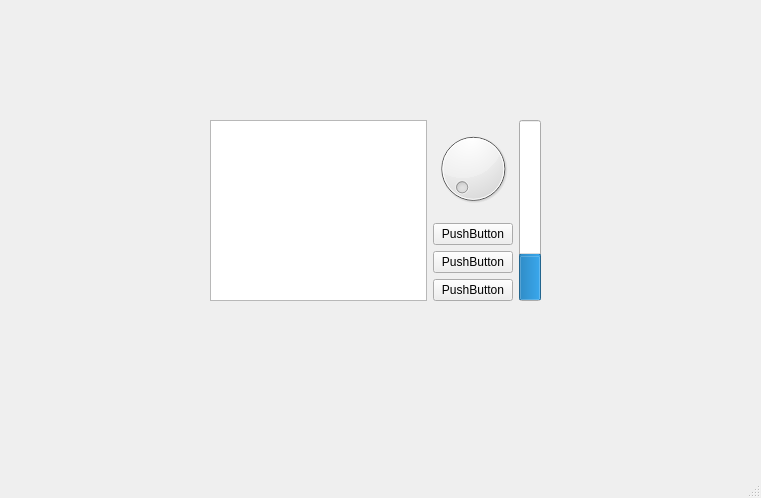
The window that mainwindow.ui (Paulpoomrit/ThisIsFine) describes before a commit, drawn with Qt 5.
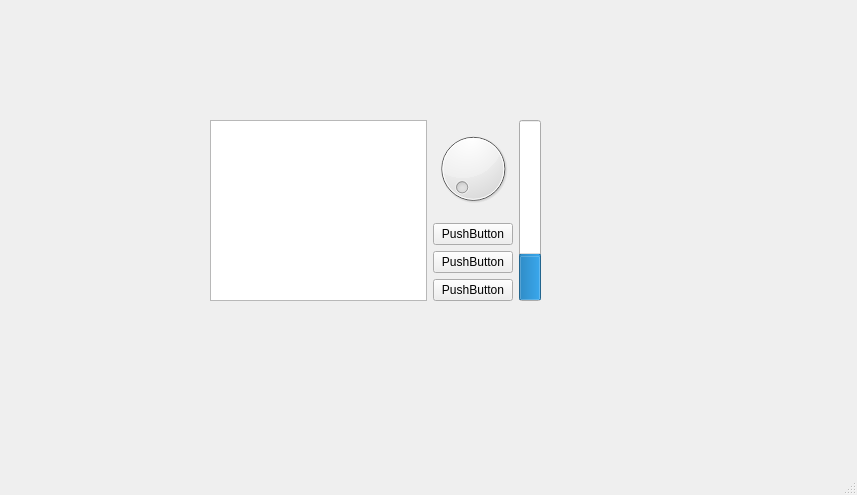
The same window after the commit.

The edit to the form file:
```diff
--- a/mainwindow.ui
+++ b/mainwindow.ui
@@ -6,8 +6,8 @@
    <rect>
     <x>0</x>
     <y>0</y>
-    <width>761</width>
-    <height>498</height>
+    <width>857</width>
+    <height>495</height>
    </rect>
   </property>
   <property name="windowTitle">
```
Left out of the diff: 2 changed lines with no effect on the pictures.
